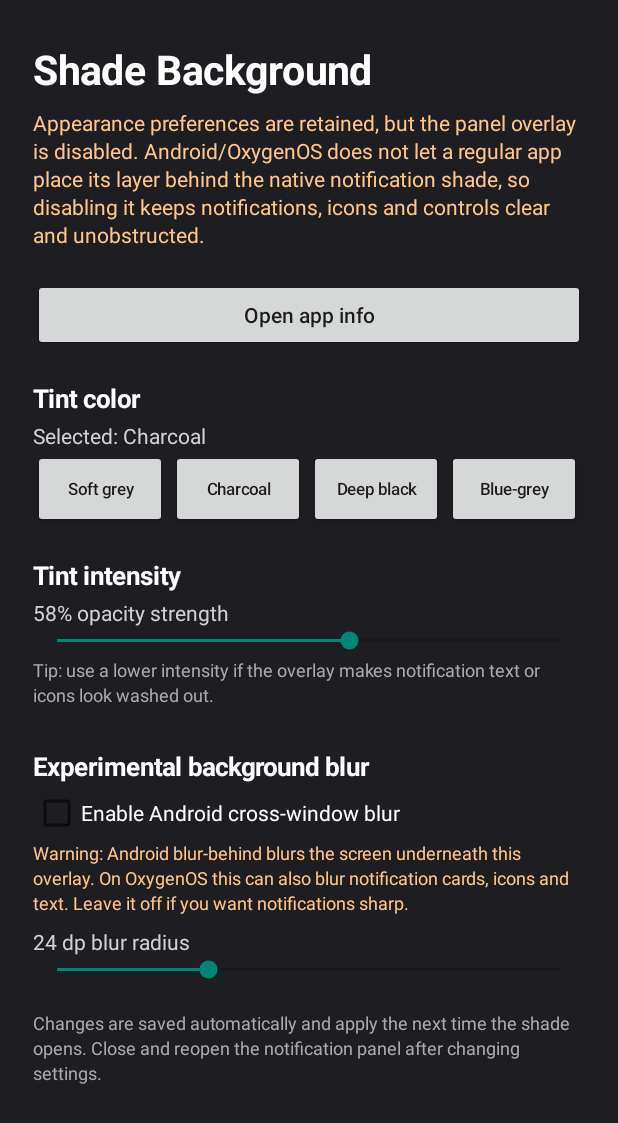
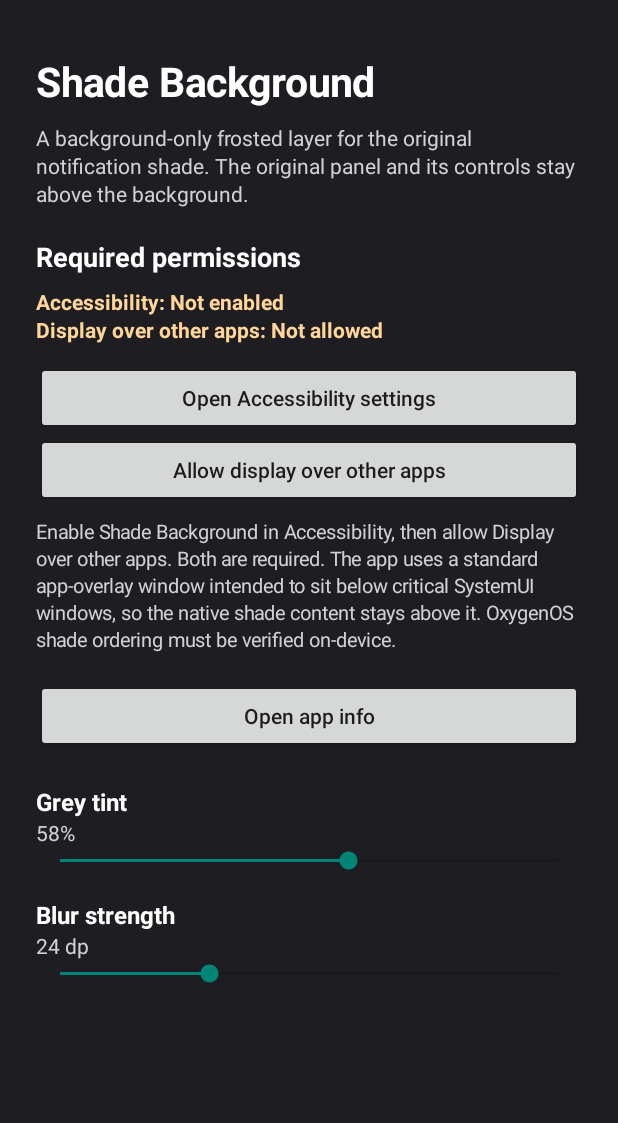
Before and after one commit to Wasifazhar00/Translucent-notify, an Android app: the screen it shows after launch (MainActivity), on a phone screen of 412 x 824 dp. Shown: the top 1123 px of the screen. Run offline under Robolectric (Android 15) with nearby library versions, the phone set to English and light mode, and no system bars.

Commit message:
Restore overlay controls and permission setup

```diff
--- a/app/src/main/java/com/wasif/translucentnotify/MainActivity.kt
+++ b/app/src/main/java/com/wasif/translucentnotify/MainActivity.kt
@@ -1,178 +1,155 @@
 package com.wasif.translucentnotify
 
+import android.accessibilityservice.AccessibilityServiceInfo
 import android.app.Activity
+import android.content.ComponentName
 import android.content.Intent
 import android.graphics.Color
 import android.net.Uri
-import android.os.Build
 import android.os.Bundle
 import android.provider.Settings
 import android.view.Gravity
+import android.view.accessibility.AccessibilityManager
 import android.widget.Button
-import android.widget.CheckBox
 import android.widget.LinearLayout
-import android.widget.ScrollView
 import android.widget.SeekBar
 import android.widget.TextView
 
 class MainActivity : Activity() {
+    private lateinit var permissionStatus: TextView
     private lateinit var tintLabel: TextView
     private lateinit var blurLabel: TextView
-    private lateinit var selectedColorLabel: TextView
 
     override fun onCreate(savedInstanceState: Bundle?) {
         super.onCreate(savedInstanceState)
-        window.statusBarColor = Color.rgb(30, 30, 34)
-        window.navigationBarColor = Color.rgb(30, 30, 34)
+        window.statusBarColor = Color.rgb(30,30,34)
+        window.navigationBarColor = Color.rgb(30,30,34)
 
         val page = LinearLayout(this).apply {
             orientation = LinearLayout.VERTICAL
-            setPadding(dp(22), dp(28), dp(22), dp(28))
-            setBackgroundColor(Color.rgb(30, 30, 34))
+            setPadding(dp(24),dp(36),dp(24),dp(28))
+            setBackgroundColor(Color.rgb(30,30,34))
         }
-        val scroll = ScrollView(this).apply {
-            isFillViewport = true
-            addView(page)
-        }
-        setContentView(scroll)
+        setContentView(page)
 
-        page.addView(label("Shade Background", 27, Color.WHITE, true))
+        page.addView(label("Shade Background",27,Color.WHITE,true))
         page.addView(label(
-            "Appearance preferences are retained, but the panel overlay is disabled. Android/OxygenOS does not let a regular app place its layer behind the native notification shade, so disabling it keeps notifications, icons and controls clear and unobstructed.",
-            14, 0xFFFFC58A.toInt(), false
-        ).apply { setPadding(0, dp(8), 0, dp(20)) })
+            "A background-only frosted layer for the original notification shade. " +
+                "The original panel and its controls stay above the background.",
+            14,0xFFD0D0D5.toInt(),false
+        ).apply { setPadding(0,dp(10),0,dp(20)) })
 
-        page.addView(actionButton("Open app info") {
-            startActivity(Intent(Settings.ACTION_APPLICATION_DETAILS_SETTINGS).apply {
-                data = Uri.fromParts("package", packageName, null)
-            })
+        page.addView(label("Required permissions",18,Color.WHITE,true))
+        permissionStatus = label("",14,0xFFFFD59A.toInt(),true)
+        page.addView(permissionStatus.apply { setPadding(0,dp(8),0,dp(12)) })
+
+        page.addView(Button(this).apply {
+            text = "Open Accessibility settings"
+            isAllCaps = false
+            setOnClickListener { openServiceSettings() }
+        })
+        page.addView(Button(this).apply {
+            text = "Allow display over other apps"
+            isAllCaps = false
+            setOnClickListener { openOverlaySettings() }
+        })
+        page.addView(label(
+            "Enable Shade Background in Accessibility, then allow Display over other apps. " +
+                "Both are required. The app uses a standard app-overlay window intended to sit below critical SystemUI windows, so the native shade content stays above it. OxygenOS shade ordering must be verified on-device.",
+            13,0xFFD0D0D5.toInt(),false
+        ).apply { setPadding(0,dp(8),0,dp(18)) })
+
+        page.addView(Button(this).apply {
+            text = "Open app info"
+            isAllCaps = false
+            setOnClickListener {
+                startActivity(Intent(Settings.ACTION_APPLICATION_DETAILS_SETTINGS).apply {
+                    data = Uri.fromParts("package", packageName, null)
+                })
+            }
         })
 
-        page.addView(sectionTitle("Tint color"))
-        selectedColorLabel = label("", 14, 0xFFD0D0D5.toInt(), false)
-        page.addView(selectedColorLabel)
-        val colorsRow = LinearLayout(this).apply {
-            orientation = LinearLayout.HORIZONTAL
-            gravity = Gravity.CENTER_VERTICAL
-        }
-        listOf("Soft grey", "Charcoal", "Deep black", "Blue-grey").forEachIndexed { index, name ->
-            val button = Button(this).apply {
-                text = name
-                isAllCaps = false
-                textSize = 11f
-                setPadding(dp(3), dp(4), dp(3), dp(4))
-                setOnClickListener {
-                    Prefs.setTintColor(this@MainActivity, index)
-                    refreshColorLabel()
-                }
-            }
-            colorsRow.addView(button, LinearLayout.LayoutParams(0, dp(52), 1f).apply {
-                marginEnd = dp(3)
-            })
-        }
-        page.addView(colorsRow)
-        refreshColorLabel()
-
-        page.addView(sectionTitle("Tint intensity"))
-        tintLabel = label("", 14, 0xFFD0D0D5.toInt(), false)
+        page.addView(label("Grey tint",16,Color.WHITE,true).apply { setPadding(0,dp(22),0,0) })
+        tintLabel = label("",14,0xFFD0D0D5.toInt(),false)
         page.addView(tintLabel)
         page.addView(SeekBar(this).apply {
             max = 100
             progress = Prefs.tintPercent(this@MainActivity)
-            updateTintLabel(progress)
-            setOnSeekBarChangeListener(object : SeekBar.OnSeekBarChangeListener {
-                override fun onProgressChanged(s: SeekBar?, value: Int, fromUser: Boolean) {
-                    Prefs.setTintPercent(this@MainActivity, value)
-                    updateTintLabel(value)
+            tintLabel.text = progress.toString() + "%"
+            setOnSeekBarChangeListener(object: SeekBar.OnSeekBarChangeListener {
+                override fun onProgressChanged(s:SeekBar?,v:Int,fromUser:Boolean) {
+                    Prefs.setTintPercent(this@MainActivity,v)
+                    tintLabel.text = v.toString() + "% (applies next time shade opens)"
                 }
-                override fun onStartTrackingTouch(s: SeekBar?) = Unit
-                override fun onStopTrackingTouch(s: SeekBar?) = Unit
+                override fun onStartTrackingTouch(s:SeekBar?) = Unit
+                override fun onStopTrackingTouch(s:SeekBar?) = Unit
             })
         })
-        page.addView(label(
-            "Tip: use a lower intensity if the overlay makes notification text or icons look washed out.",
-            12, 0xFFAAAAAF.toInt(), false
-        ).apply { setPadding(0, dp(2), 0, dp(8)) })
 
-        page.addView(sectionTitle("Experimental background blur"))
-        val blurToggle = CheckBox(this).apply {
-            text = "Enable Android cross-window blur"
-            setTextColor(Color.WHITE)
-            textSize = 14f
-            isChecked = Prefs.blurEnabled(this@MainActivity)
-            setOnCheckedChangeListener { _, checked ->
-                Prefs.setBlurEnabled(this@MainActivity, checked)
-            }
-        }
-        page.addView(blurToggle)
-        page.addView(label(
-            if (Build.VERSION.SDK_INT >= Build.VERSION_CODES.S)
-                "Warning: Android blur-behind blurs the screen underneath this overlay. On OxygenOS this can also blur notification cards, icons and text. Leave it off if you want notifications sharp."
-            else
-                "Cross-window blur requires Android 12 or newer. Your Android version does not expose this feature.",
-            12, 0xFFFFC58A.toInt(), false
-        ).apply { setPadding(0, dp(2), 0, dp(8)) })
-
-        blurLabel = label("", 14, 0xFFD0D0D5.toInt(), false)
+        page.addView(label("Blur strength",16,Color.WHITE,true).apply { setPadding(0,dp(16),0,0) })
+        blurLabel = label("",14,0xFFD0D0D5.toInt(),false)
         page.addView(blurLabel)
         page.addView(SeekBar(this).apply {
             max = 80
             progress = Prefs.blurDp(this@MainActivity)
-            updateBlurLabel(progress)
-            isEnabled = Build.VERSION.SDK_INT >= Build.VERSION_CODES.S
-            setOnSeekBarChangeListener(object : SeekBar.OnSeekBarChangeListener {
-                override fun onProgressChanged(s: SeekBar?, value: Int, fromUser: Boolean) {
-                    Prefs.setBlurDp(this@MainActivity, value)
-                    updateBlurLabel(value)
+            blurLabel.text = progress.toString() + " dp"
+            setOnSeekBarChangeListener(object: SeekBar.OnSeekBarChangeListener {
+                override fun onProgressChanged(s:SeekBar?,v:Int,fromUser:Boolean) {
+                    Prefs.setBlurDp(this@MainActivity,v)
+                    blurLabel.text = v.toString() + " dp (applies next time shade opens)"
                 }
-                override fun onStartTrackingTouch(s: SeekBar?) = Unit
-                override fun onStopTrackingTouch(s: SeekBar?) = Unit
+                override fun onStartTrackingTouch(s:SeekBar?) = Unit
+                override fun onStopTrackingTouch(s:SeekBar?) = Unit
             })
         })
-
-        page.addView(label(
-            "Changes are saved automatically and apply the next time the shade opens. Close and reopen the notification panel after changing settings.",
-            12, 0xFFAAAAAF.toInt(), false
-        ).apply { setPadding(0, dp(18), 0, 0) })
     }
 
     override fun onResume() {
         super.onResume()
+        if (::permissionStatus.isInitialized) refreshPermissionStatus()
     }
 
-    private fun sectionTitle(value: String) =
-        label(value, 17, Color.WHITE, true).apply { setPadding(0, dp(20), 0, dp(4)) }
-
-    private fun actionButton(value: String, action: () -> Unit) =
-        Button(this).apply {
-            text = value
-            isAllCaps = false
-            setOnClickListener { action() }
-        }
-
-    private fun updateTintLabel(value: Int) {
-        tintLabel.text = "$value% opacity strength"
+    private fun openServiceSettings() {
+        startActivity(Intent(Settings.ACTION_ACCESSIBILITY_SETTINGS))
     }
 
-    private fun updateBlurLabel(value: Int) {
-        blurLabel.text = "$value dp blur radius"
+    private fun openOverlaySettings() {
+        startActivity(Intent(
+            Settings.ACTION_MANAGE_OVERLAY_PERMISSION,
+            Uri.parse("package:$packageName")
+        ))
     }
 
-    private fun refreshColorLabel() {
-        val names = listOf("Soft grey", "Charcoal", "Deep black", "Blue-grey")
-        selectedColorLabel.text = "Selected: " + names[Prefs.tintColor(this)]
+    private fun refreshPermissionStatus() {
+        val manager = getSystemService(ACCESSIBILITY_SERVICE) as AccessibilityManager
+        val expected = ComponentName(this, PanelAccessibilityService::class.java)
+        val enabled = manager.getEnabledAccessibilityServiceList(
+            AccessibilityServiceInfo.FEEDBACK_ALL_MASK
+        ).any { info ->
+            info.resolveInfo.serviceInfo.let {
+                it.packageName == expected.packageName && it.name == expected.className
+            }
+        }
+        val overlayAllowed = Settings.canDrawOverlays(this)
+        permissionStatus.text = buildString {
+            append("Accessibility: ")
+            append(if (enabled) "Enabled" else "Not enabled")
+            append("\nDisplay over other apps: ")
+            append(if (overlayAllowed) "Allowed" else "Not allowed")
+        }
+        permissionStatus.setTextColor(
+            if (enabled && overlayAllowed) 0xFF8FE3A0.toInt() else 0xFFFFD59A.toInt()
+        )
     }
 
-    private fun label(text: String, size: Int, color: Int, bold: Boolean) =
-        TextView(this).apply {
-            this.text = text
-            textSize = size.toFloat()
-            setTextColor(color)
-            if (bold) setTypeface(typeface, android.graphics.Typeface.BOLD)
-            gravity = Gravity.START
-            setLineSpacing(dp(3).toFloat(), 1f)
-        }
+    private fun label(text:String,size:Int,color:Int,bold:Boolean) = TextView(this).apply {
+        this.text=text
+        textSize=size.toFloat()
+        setTextColor(color)
+        if (bold) setTypeface(typeface,android.graphics.Typeface.BOLD)
+        gravity=Gravity.START
+        setLineSpacing(dp(3).toFloat(),1f)
+    }
 
-    private fun dp(value: Int) =
-        (value * resources.displayMetrics.density).toInt()
+    private fun dp(v:Int) = (v*resources.displayMetrics.density).toInt()
 }
```
